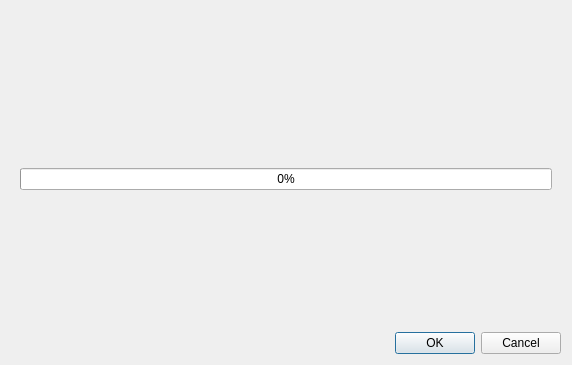
Qt form client/src/ui/dialogs/notification_sound_manager_dialog.ui (networkoptix/nx_open) before a commit.
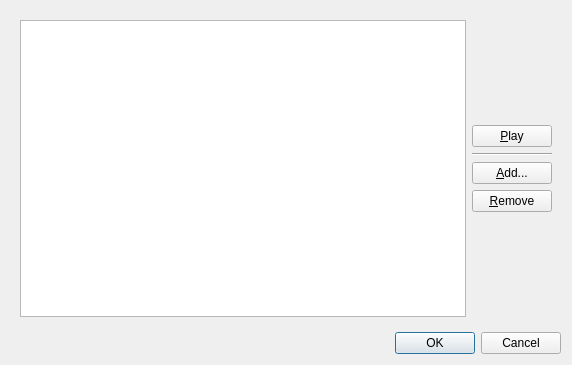
The same form after that commit.

Commit message:
Working on sound action
<==== Mercurial data ====>
Branch: master

Patch:
```diff
--- a/client/src/ui/dialogs/notification_sound_manager_dialog.ui
+++ b/client/src/ui/dialogs/notification_sound_manager_dialog.ui
@@ -20,12 +20,12 @@
    <item>
     <widget class="QStackedWidget" name="stackedWidget">
      <property name="currentIndex">
-      <number>1</number>
+      <number>0</number>
      </property>
      <widget class="QWidget" name="page">
       <layout class="QHBoxLayout" name="horizontalLayout">
        <item>
-        <widget class="QListWidget" name="listWidget"/>
+        <widget class="QListView" name="listView"/>
        </item>
        <item>
         <layout class="QVBoxLayout" name="verticalLayout">
@@ -87,50 +87,6 @@
        </item>
       </layout>
      </widget>
-     <widget class="QWidget" name="page_2">
-      <layout class="QVBoxLayout" name="verticalLayout_4">
-       <item>
-        <spacer name="verticalSpacer_3">
-         <property name="orientation">
-          <enum>Qt::Vertical</enum>
-         </property>
-         <property name="sizeHint" stdset="0">
-          <size>
-           <width>20</width>
-           <height>114</height>
-          </size>
-         </property>
-        </spacer>
-       </item>
-       <item>
-        <widget class="QLabel" name="statusLabel">
-         <property name="text">
-          <string/>
-         </property>
-        </widget>
-       </item>
-       <item>
-        <widget class="QProgressBar" name="progressBar">
-         <property name="value">
-          <number>0</number>
-         </property>
-        </widget>
-       </item>
-       <item>
-        <spacer name="verticalSpacer_4">
-         <property name="orientation">
-          <enum>Qt::Vertical</enum>
-         </property>
-         <property name="sizeHint" stdset="0">
-          <size>
-           <width>20</width>
-           <height>114</height>
-          </size>
-         </property>
-        </spacer>
-       </item>
-      </layout>
-     </widget>
     </widget>
    </item>
    <item>
```
The commit also changes 6 other files.
